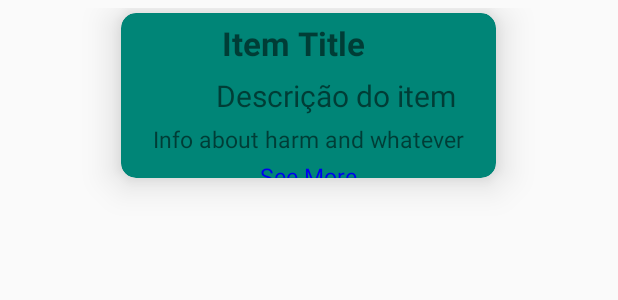
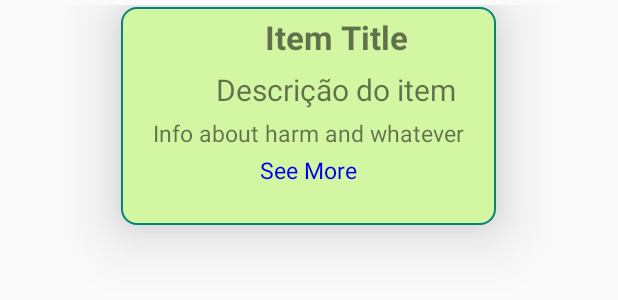
Before and after one commit to XandiVieira/EcologicalHouse, an Android app: the layout item_card.xml on its own in the app's theme, with its tools: preview values and no code run, on a phone screen of 412 x 824 dp. Shown: the top 300 px of the screen. Run offline under Robolectric (Android 15) with nearby library versions, the phone set to English and light mode, and no system bars.

Commit message:
Ajustando cards

```diff
--- a/app/build.gradle
+++ b/app/build.gradle
@@ -21,11 +21,15 @@ android {
 
 dependencies {
     implementation fileTree(dir: 'libs', include: ['*.jar'])
-    implementation 'androidx.appcompat:appcompat:1.0.0-alpha1'
+    implementation 'com.android.support:appcompat-v7:28.0.0'
     implementation 'androidx.constraintlayout:constraintlayout:1.1.2'
     implementation 'com.google.firebase:firebase-core:16.0.1'
+    implementation 'com.google.firebase:firebase-storage:16.0.1'
+    implementation 'com.google.firebase:firebase-auth:16.0.1'
     implementation 'com.android.support:design:28.0.0'
     implementation 'com.android.support:cardview-v7:28.0.0'
+    implementation 'com.github.bumptech.glide:glide:4.8.0'
+    annotationProcessor 'com.github.bumptech.glide:compiler:4.8.0'
     implementation 'com.google.firebase:firebase-database:16.0.1'
     testImplementation 'junit:junit:4.12'
     androidTestImplementation 'androidx.test:runner:1.1.0-alpha3'
--- a/app/src/main/AndroidManifest.xml
+++ b/app/src/main/AndroidManifest.xml
@@ -1,6 +1,9 @@
 <?xml version="1.0" encoding="utf-8"?>
 <manifest xmlns:android="http://schemas.android.com/apk/res/android"
     package="com.example.xandi.ecologicalhouse">
+
+    <uses-permission android:name="android.permission.INTERNET" />
+    <uses-permission android:name="android.permission.READ_EXTERNAL_STORAGE" />
 
     <application
         android:allowBackup="true"
--- /dev/null
+++ b/app/src/main/res/drawable/background_rounded.xml
@@ -0,0 +1,10 @@
+<shape
+    xmlns:android="http://schemas.android.com/apk/res/android"
+    android:shape="rectangle">
+
+    <corners android:radius="10dp" />
+    <solid android:color="@color/colorPrimaryDark" />
+    <stroke
+        android:width="1dip"
+        android:color="@color/colorPrimary" />
+</shape>
--- a/app/src/main/res/layout/create_new_item.xml
+++ b/app/src/main/res/layout/create_new_item.xml
@@ -23,7 +23,7 @@
 
         <EditText
             android:layout_width="200dp"
-            android:layout_height="35dp"
+            android:layout_height="40dp"
             android:layout_gravity="center"
             android:elevation="10dp"
             android:id="@+id/nameET"/>
--- a/app/src/main/res/layout/item_card.xml
+++ b/app/src/main/res/layout/item_card.xml
@@ -4,22 +4,21 @@
     android:orientation="vertical"
     android:layout_width="match_parent"
     android:layout_height="match_parent"
-    android:padding="5dp">
+    android:padding="3dp">
 
-    <com.google.android.material.card.MaterialCardView
+    <RelativeLayout
         android:id="@+id/card_view"
         android:layout_width="250dp"
-        android:layout_height="110dp"
-        card_view:cardCornerRadius="10dp"
-        card_view:cardElevation="15dp"
-        card_view:cardBackgroundColor="@color/colorPrimary"
+        android:layout_height="wrap_content"
+        android:background="@drawable/background_rounded"
+        android:elevation="25dp"
         android:clickable="true"
-        android:layout_margin="3dp"
+        android:layout_margin="1dp"
         android:layout_gravity="center">
 
         <LinearLayout
             android:layout_width="match_parent"
-            android:layout_height="match_parent"
+            android:layout_height="wrap_content"
             android:orientation="vertical">
 
             <LinearLayout
@@ -40,21 +39,24 @@
                     android:orientation="vertical">
 
                     <TextView
-                        android:layout_width="wrap_content"
+                        android:layout_width="match_parent"
                         android:layout_height="wrap_content"
                         android:id="@+id/cardTitle"
                         android:layout_marginLeft="10dp"
                         android:text="Item Title"
                         android:layout_margin="5dp"
+                        android:gravity="center"
                         android:textStyle="bold"
                         android:textSize="22sp"/>
 
                     <TextView
-                        android:layout_width="wrap_content"
+                        android:layout_width="match_parent"
                         android:layout_height="wrap_content"
                         android:id="@+id/cardDescription"
                         android:text="Descrição do item"
                         android:layout_margin="1dp"
+                        android:layout_gravity="center"
+                        android:gravity="center"
                         android:textSize="20sp"/>
 
                 </LinearLayout>
@@ -72,13 +74,14 @@
 
             <TextView
                 android:id="@+id/btSeeMore"
-                android:layout_width="wrap_content"
+                android:layout_width="match_parent"
                 android:layout_height="wrap_content"
                 android:text="See More"
                 android:textSize="15sp"
                 android:onClick="onClick"
                 android:clickable="true"
                 android:layout_gravity="center"
+                android:gravity="center"
                 android:textColor="@color/linkColor"/>
 
             <LinearLayout
@@ -86,15 +89,16 @@
                 android:layout_height="wrap_content">
 
                 <TextView
-                    android:layout_width="wrap_content"
+                    android:layout_width="match_parent"
                     android:layout_height="wrap_content"
                     android:id="@+id/cardRecipe"
-                    android:layout_margin="3dp"/>
+                    android:layout_margin="3dp"
+                    android:gravity="center"/>
 
             </LinearLayout>
 
         </LinearLayout>
 
-    </com.google.android.material.card.MaterialCardView>
+    </RelativeLayout>
 
 </LinearLayout>
```
Also changed, not shown: app/src/main/java/com/example/xandi/ecologicalhouse/CreateNewItem.java (+66 -10 lines), app/src/main/java/com/example/xandi/ecologicalhouse/Item.java (+5 -4 lines), app/src/main/java/com/example/xandi/ecologicalhouse/ItemAdapter.java (+9 -0 lines), app/src/main/java/com/example/xandi/ecologicalhouse/MainActivity.java (+9 -9 lines), app/src/main/java/com/example/xandi/ecologicalhouse/PartOfHouse.java (+18 -19 lines), app/src/main/res/layout/part_of_house.xml (+4 -7 lines).
